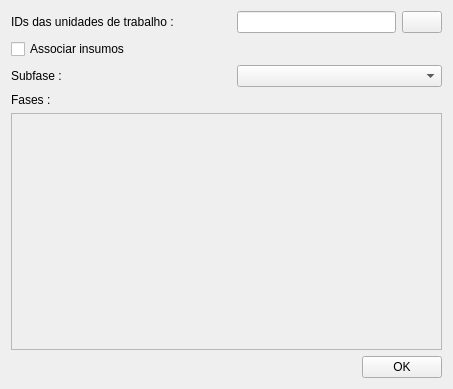
First picture: the form in sap/uis/copyWorkUnit.ui, repository dsgoficial/SAP_Gerente, before the edit.
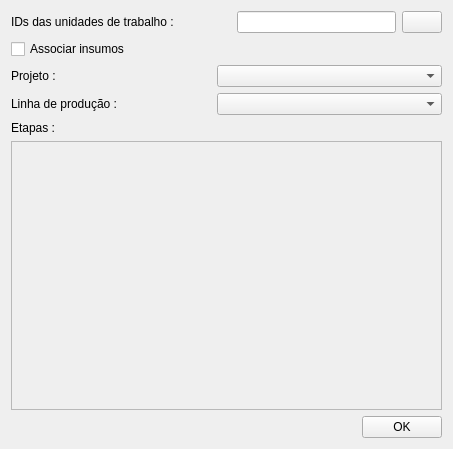
Second picture: the form after the edit.

Diff of the .ui file:
```diff
--- a/sap/uis/copyWorkUnit.ui
+++ b/sap/uis/copyWorkUnit.ui
@@ -7,14 +7,14 @@
     <x>0</x>
     <y>0</y>
     <width>453</width>
-    <height>389</height>
+    <height>449</height>
    </rect>
   </property>
   <property name="windowTitle">
    <string>Form</string>
   </property>
   <layout class="QGridLayout" name="gridLayout">
-   <item row="0" column="0" colspan="2">
+   <item row="0" column="0">
     <layout class="QHBoxLayout" name="horizontalLayout_3">
      <item>
       <widget class="QLabel" name="label">
@@ -57,15 +57,15 @@
      </item>
     </layout>
    </item>
-   <item row="1" column="0" colspan="2">
+   <item row="1" column="0">
     <widget class="QCheckBox" name="associateInputsCkb">
      <property name="text">
       <string>Associar insumos</string>
      </property>
     </widget>
    </item>
-   <item row="2" column="0" colspan="2">
-    <layout class="QHBoxLayout" name="horizontalLayout_4">
+   <item row="2" column="0">
+    <layout class="QHBoxLayout" name="horizontalLayout_12">
      <item>
       <widget class="QLabel" name="label_4">
        <property name="sizePolicy">
@@ -76,34 +76,68 @@
        </property>
        <property name="minimumSize">
         <size>
-         <width>220</width>
+         <width>200</width>
          <height>0</height>
         </size>
        </property>
        <property name="maximumSize">
         <size>
-         <width>220</width>
+         <width>200</width>
          <height>16777215</height>
         </size>
        </property>
        <property name="text">
-        <string>Subfase :</string>
+        <string>Projeto :</string>
        </property>
       </widget>
      </item>
      <item>
-      <widget class="QComboBox" name="subphasesCb"/>
+      <widget class="QComboBox" name="projectsCb"/>
      </item>
     </layout>
    </item>
    <item row="3" column="0">
+    <layout class="QHBoxLayout" name="horizontalLayout_13">
+     <item>
+      <widget class="QLabel" name="label_13">
+       <property name="sizePolicy">
+        <sizepolicy hsizetype="Fixed" vsizetype="Preferred">
+         <horstretch>0</horstretch>
+         <verstretch>0</verstretch>
+        </sizepolicy>
+       </property>
+       <property name="minimumSize">
+        <size>
+         <width>200</width>
+         <height>0</height>
+        </size>
+       </property>
+       <property name="maximumSize">
+        <size>
+         <width>200</width>
+         <height>16777215</height>
+        </size>
+       </property>
+       <property name="text">
+        <string>Linha de produção :</string>
+       </property>
+      </widget>
+     </item>
+     <item>
+      <widget class="QComboBox" name="productionLinesCb"/>
+     </item>
+    </layout>
+   </item>
+   <item row="4" column="0">
+    <layout class="QVBoxLayout" name="verticalLayout">
+     <item>
     <widget class="QLabel" name="label_3">
      <property name="text">
-      <string>Fases :</string>
+        <string>Etapas :</string>
      </property>
     </widget>
    </item>
-   <item row="4" column="0" colspan="2">
+     <item>
     <widget class="QScrollArea" name="scrollArea">
      <property name="sizePolicy">
       <sizepolicy hsizetype="Minimum" vsizetype="Expanding">
@@ -131,14 +165,18 @@
        <rect>
         <x>0</x>
         <y>0</y>
-        <width>433</width>
-        <height>198</height>
+          <width>431</width>
+          <height>216</height>
        </rect>
       </property>
      </widget>
     </widget>
+     </item>
+    </layout>
    </item>
    <item row="5" column="0">
+    <layout class="QHBoxLayout" name="horizontalLayout_2">
+     <item>
     <spacer name="horizontalSpacer">
      <property name="orientation">
       <enum>Qt::Horizontal</enum>
@@ -151,7 +189,7 @@
      </property>
     </spacer>
    </item>
-   <item row="5" column="1">
+     <item>
     <widget class="QPushButton" name="okBtn">
      <property name="text">
       <string>OK</string>
@@ -159,10 +197,14 @@
     </widget>
    </item>
   </layout>
+   </item>
+  </layout>
   <zorder>okBtn</zorder>
   <zorder>scrollArea</zorder>
   <zorder>label_3</zorder>
   <zorder>associateInputsCkb</zorder>
+  <zorder>layoutWidget</zorder>
+  <zorder>layoutWidget_2</zorder>
  </widget>
  <resources/>
  <connections/>
```
Lines whose indentation alone changed are shown as unchanged.
